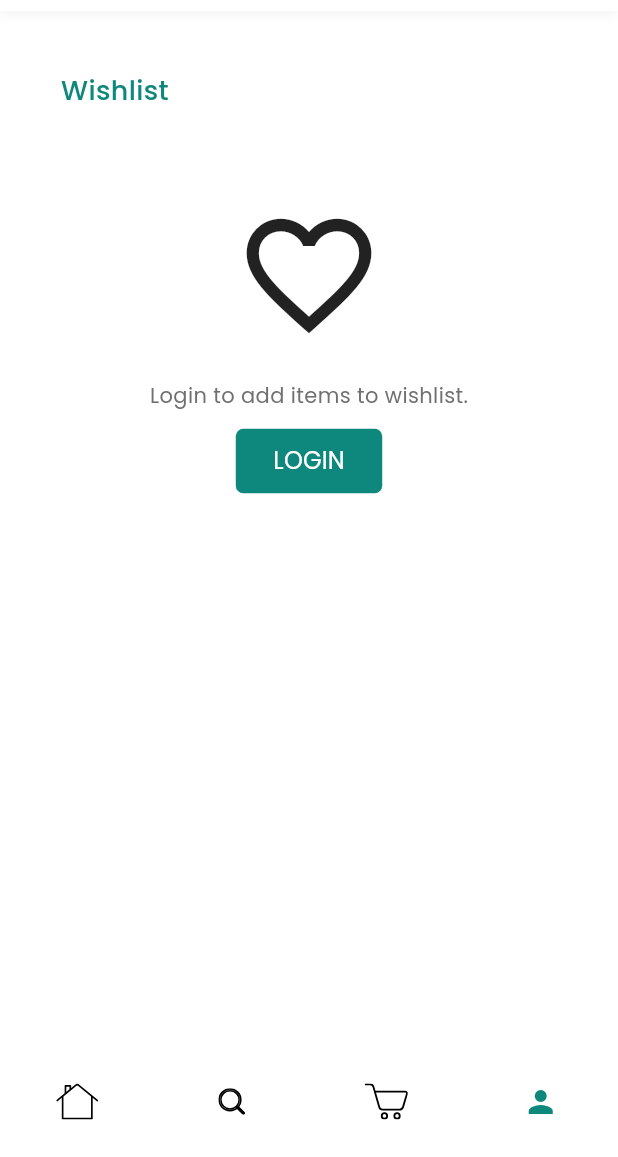
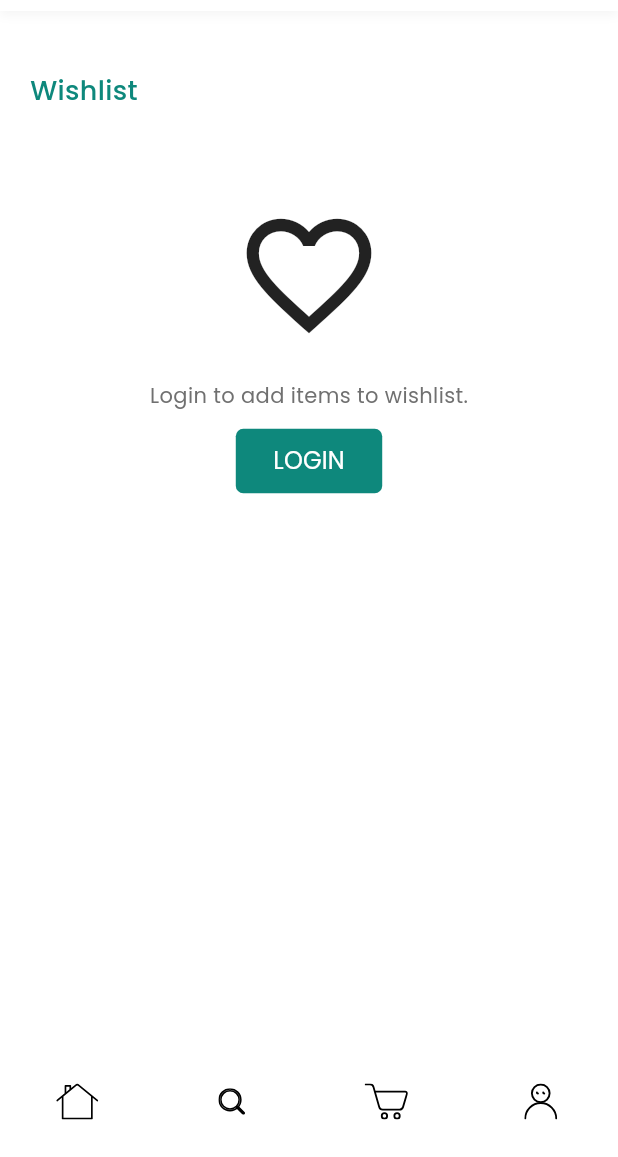
Before and after one commit to VegamApp/vegamapp, a Flutter app: the WishlistView screen opened by its route, on a phone screen of 412 x 824 dp, the part 79-1236 px from its top. Run offline on Flutter 3.47's test engine with Material 3 defaults, Android fonts, the phone set to English and light mode, and no system bars; our stand-ins replace cached_network_image, carousel_slider, dotted_border, flutter_mobx, flutter_rating_bar, flutter_spinkit and 10 more; missing offline and left inert: flutter_portal, gql, razorpay_web; accounts and stored records are empty; generated files the repository leaves out were written again; network calls fail.

Commit message:
kc build

```diff
--- a/lib/services/api_services/customer_apis.dart
+++ b/lib/services/api_services/customer_apis.dart
@@ -54,17 +54,18 @@ class CustomerApis {
         description
         added_at
         product{
-          __typename
           name
           sku
           url_key
-          size_chart
-          rating_summary
-          review_count
-          stock_status
-          image{
+          url_suffix
+          image {
             url
           }
+          stock_status
+          #wishlistData{
+          #  wishlistItem
+          #}
+          __typename
           special_price
           price_range {
             minimum_price {
@@ -79,58 +80,43 @@ class CustomerApis {
                 currency
               }
               discount {
-                  amount_off
-                  percent_off
-              }
-            }
-          }
-          ... on CustomizableProductInterface {
-            options {
-              title
-              required
-              sort_order
-              option_id
-              uid
-              ... on CustomizableDropDownOption {
-                value {
-                  option_type_id
-                  price
-                  price_type
-                  sku
-                  sort_order
-                  title
-                  uid
-                }
+                amount_off
+                percent_off
               }
             }
           }
           ... on ConfigurableProduct {
             configurable_options {
               id
+              attribute_id_v2
               label
               position
               use_default
               attribute_code
               values {
-                store_label
-                store_label
+                uid
+                value_index
                 label
-                uid
                 swatch_data {
                   value
                 }
               }
+              product_id
             }
             variants {
               product {
+                id
                 name
                 sku
-                id
+                attribute_set_id
                 media_gallery {
                   url
                   label
                 }
-                special_price
+                ... on PhysicalProductInterface {
+                  weight
+                }
+
                 price_range {
                   minimum_price {
                     regular_price {
@@ -144,17 +130,17 @@ class CustomerApis {
                       currency
                     }
                     discount {
-                        amount_off
-                        percent_off
+                      amount_off
+                      percent_off
                     }
                   }
                 }
               }
               attributes {
+                uid
                 label
                 code
                 value_index
-                uid
               }
             }
           }
@@ -163,7 +149,7 @@ class CustomerApis {
     }
   }''';
   static final requestUserData = addFragments(gql(r'''
-  query GetCustomer($showWishlist: Boolean = true) {
+{
   customer {
     ...Customer
     __typename
@@ -219,6 +205,18 @@ class CustomerApis {
       }
     }
   ''';
+  static final updateCustomerAddress = addFragments(gql(r'''
+    mutation updateCustomerAddress($addressId: Int!, $input: CustomerAddressInput!) {
+      updateCustomerAddress(id: $addressId, input: $input) {
+      ...CAddress
+      }
+    }'''), [Fragments.CAddress]);
+
+  static final deleteCustomerAddress = gql(r'''
+    mutation deleteAddress($id: Int!){
+      deleteCustomerAddress(id: $id)
+    }
+  ''');
 
   static String createCustomerAddress = r'''
   mutation createCustomerAddress($street:[String], $telephone:String, $postcode:String, $city:String, $firstname:String!, $lastname:String!, $default_shipping: Boolean, $default_billing: Boolean){
--- a/lib/services/api_services/fragments.dart
+++ b/lib/services/api_services/fragments.dart
@@ -270,10 +270,9 @@ class Fragments {
       uid
       __typename
     }
-    wishlists @include(if: $showWishlist) {
+    wishlists {
       id
       items_count
-      __typename
     }
 
     allow_remote_shopping_assistance
--- a/lib/utilities/widgets/scaffold_body.dart
+++ b/lib/utilities/widgets/scaffold_body.dart
@@ -37,13 +37,13 @@ class _BuildScaffoldState extends State<BuildScaffold> {
         cart.getCartData(context, token);
       }
     }
-    // if (token.loginToken != null && userData.data.email == null) {
-    await userData.getUserData(context);
-    // if (!valid) {
-    //   token.clearLoginToken();
-    //   token.putWishlistCount(0);
-    // }
-    // }
+    if (token.loginToken != null && userData.data.email == null) {
+      bool valid = await userData.getUserData(context);
+      if (!valid) {
+        token.clearLoginToken();
+        token.putWishlistCount(0);
+      }
+    }
     if (categories.data.isEmpty || categories.data['categories']['items'].isEmpty) {
       categories.getCategoryData(context);
     }
--- a/lib/views/account_view/wishlist_view.dart
+++ b/lib/views/account_view/wishlist_view.dart
@@ -1,3 +1,6 @@
+import 'dart:convert';
+import 'dart:developer';
+
 import 'package:cached_network_image/cached_network_image.dart';
 import 'package:flutter/material.dart';
 import 'package:go_router/go_router.dart';
@@ -12,6 +15,7 @@ import 'package:m2/utilities/widgets/account_sidebar.dart';
 import 'package:m2/utilities/widgets/widgets.dart';
 import 'package:m2/views/account_view/account_information_view.dart';
 import 'package:m2/views/auth/auth.dart';
+import 'package:m2/views/product_views/product_view.dart';
 import 'package:provider/provider.dart';
 
 class WishlistView extends StatefulWidget {
@@ -30,8 +34,9 @@ class _WishlistViewState extends State<WishlistView> {
     cartData = Provider.of<CartData>(context);
     authToken = Provider.of<AuthToken>(context);
     return BuildScaffold(
-      currentIndex: 3,
-      child: LayoutBuilder(builder: (context, constraints) {
+      currentIndex: -1,
+      child: LayoutBuilder(
+        builder: (context, constraints) {
           return SingleChildScrollView(
             padding: EdgeInsets.symmetric(
               horizontal: AppResponsive.isMobile(context)
@@ -39,7 +44,8 @@ class _WishlistViewState extends State<WishlistView> {
                   : constraints.maxWidth > 1400
                       ? (constraints.maxWidth - 1400) / 2
                       : 60,
-              vertical: 20),
+              vertical: 20,
+            ),
             child: AppResponsive(
               desktop: Row(
                 crossAxisAlignment: CrossAxisAlignment.start,
@@ -66,14 +72,13 @@ class _WishlistViewState extends State<WishlistView> {
               mobile: getBody(context, size),
             ),
           );
-      }),
+        },
+      ),
     );
   }
 
-  Padding getBody(BuildContext context, Size size) {
-    return Padding(
-      padding: AppResponsive.isDesktop(context) ? const EdgeInsets.symmetric(horizontal: 60, vertical: 50) : EdgeInsets.symmetric(horizontal: size.width * 0.05),
-      child: Column(
+  Widget getBody(BuildContext context, Size size) {
+    return Column(
       crossAxisAlignment: CrossAxisAlignment.start,
       children: [
         Padding(
@@ -88,7 +93,6 @@ class _WishlistViewState extends State<WishlistView> {
             if (result.isLoading) {
               return BuildLoadingWidget(color: AppColors.primaryColor);
             }
-
             try {
               authToken.putWishlistCount(result.data!['wishlist']['items_count']);
             } catch (e) {
@@ -119,7 +123,7 @@ class _WishlistViewState extends State<WishlistView> {
                           child: Text('LOGIN', style: AppStyles.getRegularTextStyle(fontSize: 16, color: Colors.white)),
                         )
                       ] else
-                          Text('Your shopping list is empty.', style: AppStyles.getRegularTextStyle(fontSize: 16, color: AppColors.fadedText)),
+                        Text('Your wishlist is empty.', style: AppStyles.getRegularTextStyle(fontSize: 16, color: AppColors.fadedText)),
                     ],
                   ),
                 ),
@@ -127,15 +131,17 @@ class _WishlistViewState extends State<WishlistView> {
             }
             if (result.hasException || authToken.user.wishlists == null) {
               return Center(
-                  child: BuildErrorWidget(
-                    onRefresh: () => authToken.getUser(context, GraphQLProvider.of(context)),
-                  ),
+                child: BuildErrorWidget(onRefresh: refetch),
               );
             }
             return ListView.separated(
-                padding: const EdgeInsets.symmetric(vertical: 140, horizontal: 20),
+              shrinkWrap: true,
+              physics: const NeverScrollableScrollPhysics(),
               itemCount: result.data!['wishlist']['items'].length,
-                separatorBuilder: (context, index) => Divider(thickness: 1, color: AppColors.dividerColor),
+              separatorBuilder: (context, index) => Padding(
+                padding: const EdgeInsets.symmetric(vertical: 5),
+                child: Divider(thickness: 1, color: AppColors.dividerColor),
+              ),
               itemBuilder: (context, index) => BuildWishlistItem(
                 wishlistId: authToken.user.wishlists![0].id!,
                 data: result.data!['wishlist']['items'][index],
@@ -146,7 +152,6 @@ class _WishlistViewState extends State<WishlistView> {
           },
         )
       ],
-      ),
     );
   }
 }
@@ -169,10 +174,11 @@ class _BuildWishlistItemState extends State<BuildWishlistItem> {
   Widget build(BuildContext context) {
     CartData cartData = Provider.of<CartData>(context);
     return InkWell(
-      onTap: () {
+      onTap: () => context.push('/${ProductView.route}/${widget.data['product']['url_key']}'),
+      // onTap: () {
       // log(jsonEncode(widget.data));
-        context.push('/${widget.data['product']['url_key']}');
-      },
+      //   context.push('/product/${widget.data['product']['url_key']}');
+      // },
       child: SizedBox(
         height: 150,
         child: Row(
@@ -253,8 +259,9 @@ class _BuildWishlistItemState extends State<BuildWishlistItem> {
                           return ConstrainedBox(
                             constraints: const BoxConstraints(maxWidth: 100),
                             child: ButtonTheme(
+                              layoutBehavior: ButtonBarLayoutBehavior.constrained,
                               alignedDropdown: true,
-                              height: 20,
+                              height: 15,
                               child: DropdownButtonFormField<String>(
                                 isExpanded: true,
                                 value: varientData[index],
@@ -273,7 +280,7 @@ class _BuildWishlistItemState extends State<BuildWishlistItem> {
                                   data['values'].length,
                                   (configIndex) => DropdownMenuItem(
                                     value: data['values'][configIndex]['uid'],
-                                    child: Text(data['values'][configIndex]['label'], style: AppStyles.getRegularTextStyle(fontSize: 14)),
+                                    child: Text(data['values'][configIndex]['label'], style: AppStyles.getRegularTextStyle(fontSize: 12)),
                                   ),
                                 ),
                               ),
@@ -291,22 +298,22 @@ class _BuildWishlistItemState extends State<BuildWishlistItem> {
                               if (widget.data['product']['special_price'] != null)
                                 TextSpan(
                                   text: '$currency ${widget.data['product']['special_price'].toStringAsFixed(2)}\n',
-                                  style: AppStyles.getRegularTextStyle(fontSize: 16, color: Colors.black),
+                                  style: AppStyles.getMediumTextStyle(fontSize: 16, color: Colors.black),
                                   children: [
                                     TextSpan(
                                       text: '$currency ${widget.data['product']['price_range']['minimum_price']['regular_price']['value'].toStringAsFixed(2)}',
-                                      style: AppStyles.getRegularTextStyle(fontSize: 14, color: Colors.black).copyWith(decoration: TextDecoration.lineThrough),
+                                      style: AppStyles.getRegularTextStyle(fontSize: 12, color: Colors.black).copyWith(decoration: TextDecoration.lineThrough),
                                     ),
                                     TextSpan(
-                                      text: '${widget.data['product']['price_range']['maximum_price']['discount']['percent_off']}% off',
-                                      style: const TextStyle(fontSize: 14),
+                                      text: ' ${widget.data['product']['price_range']['maximum_price']['discount']['percent_off']}% off',
+                                      style: AppStyles.getRegularTextStyle(fontSize: 12, color: Colors.black),
                                     ),
                                   ],
                                 )
                               else
                                 TextSpan(
                                   text: '$currency ${widget.data['product']['price_range']['minimum_price']['regular_price']['value'].toStringAsFixed(2)}',
-                                  style: AppStyles.getRegularTextStyle(fontSize: 16, color: Colors.black),
+                                  style: AppStyles.getMediumTextStyle(fontSize: 16, color: Colors.black),
                                 ),
                             ],
                           ),
@@ -336,7 +343,7 @@ class _BuildWishlistItemState extends State<BuildWishlistItem> {
                                       backgroundColor: AppColors.primaryColor,
                                     );
                                   } catch (e) {
-                                    cartData.putCartCount(result!['addProductsToCart']['cart']['total_quantity'].ceil());
+                                    cartData.putCartCount(result!['addProductsToCart']['cart']['total_quantity']);
                                     cartData.putCartPrice(result['addProductsToCart']['cart']['prices']['grand_total']['value'].toDouble());
                                     showSnackBar(context: context, message: "Added to cart", backgroundColor: AppColors.snackbarSuccessBackgroundColor);
                                     // await Future.delayed(const Duration(milliseconds: 300), () async {
@@ -357,6 +364,7 @@ class _BuildWishlistItemState extends State<BuildWishlistItem> {
                             ),
                             builder: (RunMutation runMutation, QueryResult? result) {
                               return TextButton(
+                                style: AppStyles.filledButtonStyle,
                                 onPressed: () {
                                   String sku;
                                   if (widget.data['product']['__typename'] == 'SimpleProduct') {
--- a/lib/views/cart_views/cart_view.dart
+++ b/lib/views/cart_views/cart_view.dart
@@ -93,7 +93,7 @@ class _CartViewState extends State<CartView> {
                 // );
               }
               cartData.setCartData(result.data!);
-
+              cartData.putCartCount(result.data!['cart']['total_quantity']);
               return ListView(
                 controller: scrollController,
                 padding: EdgeInsets.symmetric(horizontal: constraints.maxWidth > 1400 ? (constraints.maxWidth - 1400) / 2 : 20, vertical: 20),
@@ -122,7 +122,7 @@ class _CartViewState extends State<CartView> {
                               getBody(size, cartData, result, refetch),
                               const SizedBox(height: 20),
                               CartSummaryWidget(
-                                buttonText: "Next",
+                                buttonText: "Proceed To Checkout",
                                 refetch: refetch,
                                 onButtonTap: _showSignInDialog,
                               ),
@@ -437,7 +437,7 @@ class _CartViewState extends State<CartView> {
                       BuildPriceWithOffer(
                         price: f.format(item['product']['special_price'] ?? item['product']['price_range']['minimum_price']['regular_price']['value']),
                         originalPrice: item['product']['price_range']['maximum_price']['regular_price']['value'].toString(),
-                        offer: item['product']['price_range']['maximum_price']['discount']['percent_off'],
+                        offer: item['product']['price_range']['maximum_price']['discount']['percent_off'] * 1.0,
                         priceSize: 17,
                         currency: item['product']['price_range']['minimum_price']['regular_price']['currency'],
                       ),
```
Also changed, not shown: lib/services/api_services/product_apis.dart (+0 -19 lines), lib/services/models/user.dart (+97 -97 lines), lib/services/state_management/user/user_data.dart (+10 -1 lines), lib/utilities/constants.dart (+21 -0 lines), lib/utilities/widgets/address_container.dart (+27 -3 lines), lib/utilities/widgets/products/product_item.dart (+10 -7 lines), lib/utilities/widgets/textfield.dart (+7 -2 lines), lib/views/account_view/address_view.dart (+82 -40 lines), lib/views/cart_views/cart_addresss_view.dart (+22 -22 lines), lib/services/state_management/user/user_data.g.dart. Lines whose indentation alone changed are shown as unchanged.
